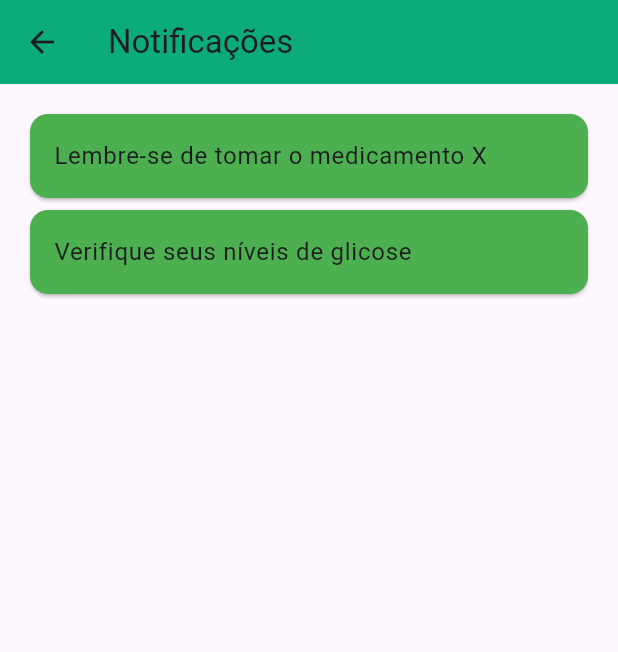
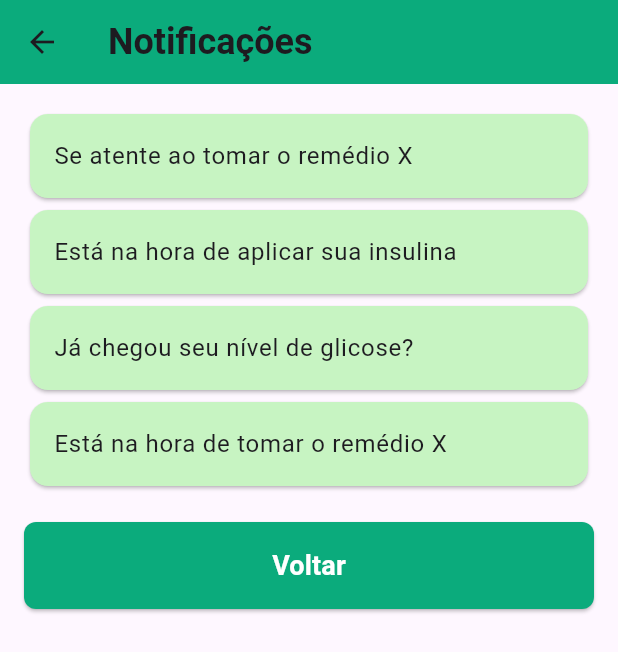
Before and after one commit to alanabclins/Bety-App-DSI, a Flutter app: the NotificacaoScreen screen opened directly, on a phone screen of 412 x 824 dp. Shown: the top 652 px of the screen. Run offline on Flutter 3.47's test engine with Material 3 defaults, Android fonts, the phone set to English and light mode, and no system bars; our stand-ins replace firebase_core; accounts and stored records are empty; Roboto replaces fonts that are missing (Poppins).

Commit message:
Tela de notificacoes

```diff
--- a/bety_app/lib/main.dart
+++ b/bety_app/lib/main.dart
@@ -31,7 +31,7 @@ class MyApp extends StatelessWidget {
         useMaterial3: true,
         fontFamily: 'Poppins',
       ),
-      home: LoginScreen(),
+      home: NotificacaoScreen(),
     );
   }
 }
--- a/bety_app/lib/screens/notificacao_screen.dart
+++ b/bety_app/lib/screens/notificacao_screen.dart
@@ -5,8 +5,14 @@ class NotificacaoScreen extends StatelessWidget {
   Widget build(BuildContext context) {
     return Scaffold(
       appBar: AppBar(
-        title: Text('Notificações'),
-        backgroundColor: Color.fromARGB(255, 11, 171, 124),
+        title: Text(
+          'Notificações',
+          style: TextStyle(
+            fontSize: 24,
+            fontWeight: FontWeight.bold,
+          ),
+        ),
+        backgroundColor: Color(0xFF0BAB7C),
         leading: IconButton(
           icon: Icon(Icons.arrow_back),
           onPressed: () {
@@ -19,20 +25,52 @@ class NotificacaoScreen extends StatelessWidget {
         child: Column(
           crossAxisAlignment: CrossAxisAlignment.stretch,
           children: [
-            // Exemplos de balões de notificação aqui
             Card(
-              color: Colors.green,
+              color: Color.fromARGB(255, 199, 244, 194),
               child: ListTile(
-                title: Text('Lembre-se de tomar o medicamento X'),
+                title: Text('Se atente ao tomar o remédio X'),
               ),
             ),
             Card(
-              color: Colors.green,
+              color: Color.fromARGB(255, 199, 244, 194),
               child: ListTile(
-                title: Text('Verifique seus níveis de glicose'),
+                title: Text('Está na hora de aplicar sua insulina'),
               ),
             ),
-            // Mais exemplos de notificações
+            Card(
+              color: Color.fromARGB(255, 199, 244, 194),
+              child: ListTile(
+                title: Text('Já chegou seu nível de glicose?'),
+              ),
+            ),
+            Card(
+              color: Color.fromARGB(255, 199, 244, 194),
+              child: ListTile(
+                title: Text('Está na hora de tomar o remédio X'),
+              ),
+            ),
+            SizedBox(height: 20), // Espaço antes do botão
+            ElevatedButton(
+              onPressed: () {
+                // Ação do botão
+                Navigator.pop(context); // Exemplo de ação: voltar à tela anterior
+              },
+              style: ElevatedButton.styleFrom(
+                backgroundColor: Color(0xFF0BAB7C), // Cor do botão
+                padding: EdgeInsets.symmetric(vertical: 16),
+                shape: RoundedRectangleBorder(
+                  borderRadius: BorderRadius.circular(8),
+                ),
+              ),
+              child: Text(
+                'Voltar',
+                style: TextStyle(
+                  fontSize: 18,
+                  fontWeight: FontWeight.bold,
+                  color: Colors.white,
+                ),
+              ),
+            ),
           ],
         ),
       ),
```
